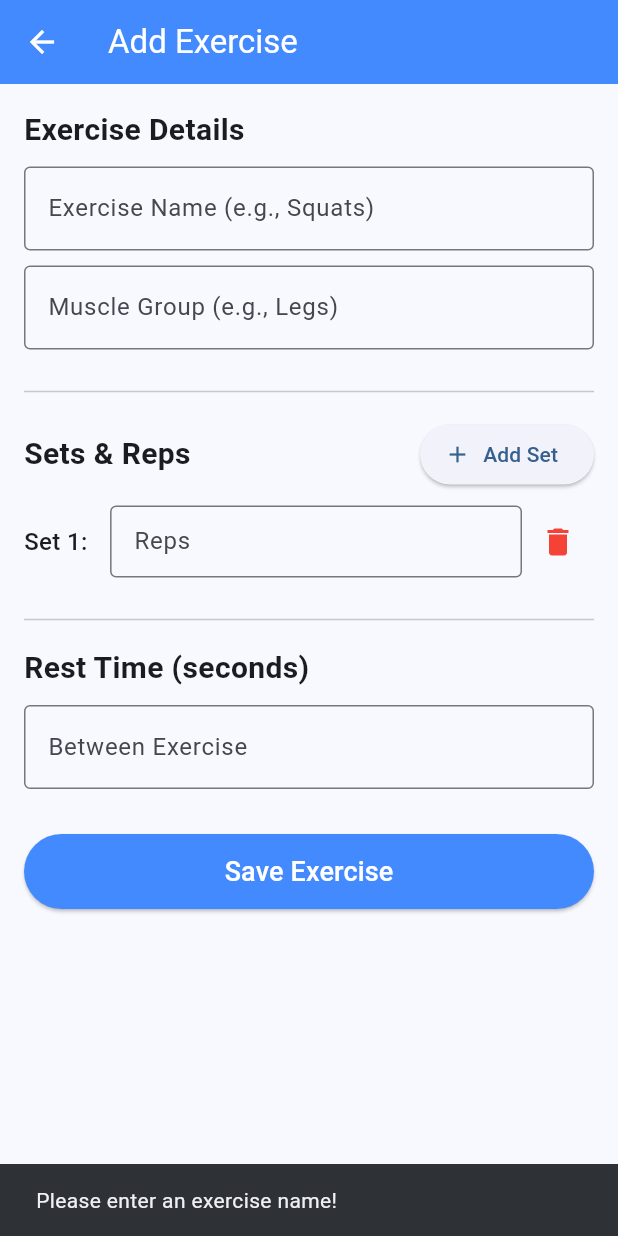
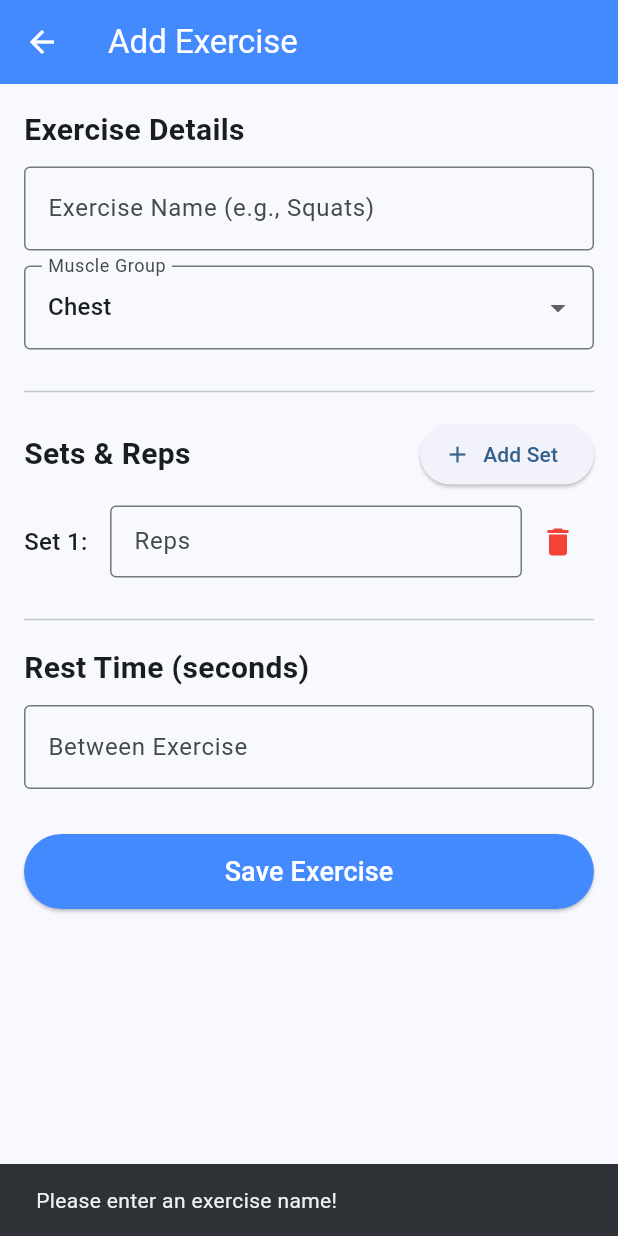
Before and after one commit to Razvannb/OmniFit, a Flutter app: the AddExerciseScreen screen opened directly, after a tap on "Save Exercise", on a phone screen of 412 x 824 dp. Run offline on Flutter 3.47's test engine with Material 3 defaults, Android fonts, the phone set to English and light mode, and no system bars; our stand-ins replace camera, go_router; missing offline and left inert: google_mlkit_pose_detection, mysql1.

Commit message:
Update to UI for workout screen

```diff
--- a/omnifit_frontend/lib/screens/workout_screen.dart
+++ b/omnifit_frontend/lib/screens/workout_screen.dart
@@ -761,19 +761,35 @@ class AddExerciseScreen extends StatefulWidget {
 
 class _AddExerciseScreenState extends State<AddExerciseScreen> {
   final _exerciseNameController = TextEditingController();
-  final _muscleGroupController = TextEditingController();
   final _restBetweenExerciseController = TextEditingController();
+  final List<TextEditingController> _repsControllers = [];
 
-  final List<TextEditingController> _repsControllers = [];
+  // --- MODIFICAREA 1: Adăugăm grupele musculare ---
+  final List<String> _muscleGroups = [
+    'Chest',
+    'Back',
+    'Legs',
+    'Shoulders',
+    'Biceps',
+    'Triceps',
+    'Core',
+  ];
+  String _selectedMuscleGroup = 'Chest'; // Valoarea default
 
   @override
   void initState() {
     super.initState();
     if (widget.exerciseToEdit != null) {
       _exerciseNameController.text = widget.exerciseToEdit!.name;
-      _muscleGroupController.text = widget.exerciseToEdit!.muscleGroup;
       _restBetweenExerciseController.text =
           widget.exerciseToEdit!.restBetweenExercise;
+
+      // --- MODIFICAREA 2: Setăm dropdown-ul pe grupa salvată ---
+      if (_muscleGroups.contains(widget.exerciseToEdit!.muscleGroup)) {
+        _selectedMuscleGroup = widget.exerciseToEdit!.muscleGroup;
+      } else {
+        _selectedMuscleGroup = 'Chest'; // Fallback dacă cumva e un text vechi
+      }
 
       for (var rep in widget.exerciseToEdit!.reps) {
         _repsControllers.add(TextEditingController(text: rep));
@@ -786,8 +802,8 @@ class _AddExerciseScreenState extends State<AddExerciseScreen> {
   @override
   void dispose() {
     _exerciseNameController.dispose();
-    _muscleGroupController.dispose();
     _restBetweenExerciseController.dispose();
+    // AM ȘTERS LINIA CU _muscleGroupController.dispose()
     for (var controller in _repsControllers) {
       controller.dispose();
     }
@@ -817,7 +833,8 @@ class _AddExerciseScreenState extends State<AddExerciseScreen> {
 
     final newExercise = ExerciseItem(
       name: _exerciseNameController.text,
-      muscleGroup: _muscleGroupController.text,
+      muscleGroup:
+          _selectedMuscleGroup, // <--- MODIFICAREA 3: Luăm valoarea selectată
       reps: _repsControllers
           .map((c) => c.text)
           .where((text) => text.isNotEmpty)
@@ -856,13 +873,29 @@ class _AddExerciseScreenState extends State<AddExerciseScreen> {
               ),
             ),
             const SizedBox(height: 10),
-            TextField(
-              controller: _muscleGroupController,
+
+            DropdownButtonFormField<String>(
+              value: _selectedMuscleGroup,
               decoration: const InputDecoration(
-                labelText: 'Muscle Group (e.g., Legs)',
+                labelText: 'Muscle Group',
                 border: OutlineInputBorder(),
               ),
+              items: _muscleGroups.map((String group) {
+                return DropdownMenuItem<String>(
+                  value: group,
+                  child: Text(group),
+                );
+              }).toList(),
+              onChanged: (String? newValue) {
+                if (newValue != null) {
+                  setState(() {
+                    _selectedMuscleGroup = newValue;
+                  });
+                }
+              },
             ),
+
+            // ----------------------------------------------
             const SizedBox(height: 20),
             const Divider(),
             const SizedBox(height: 10),
```
